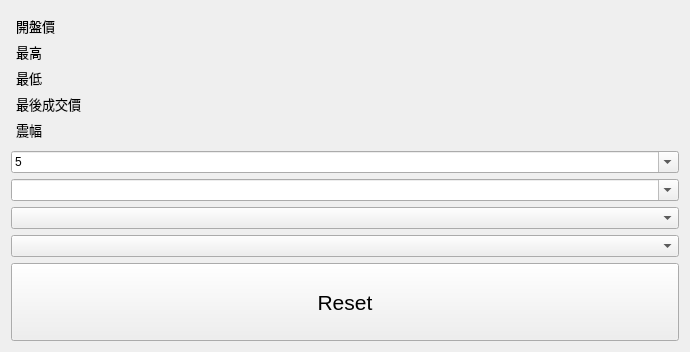
Above: futuresWindowUi.ui from Shawn-lung/firstjob before the change. Below: the same form after it.
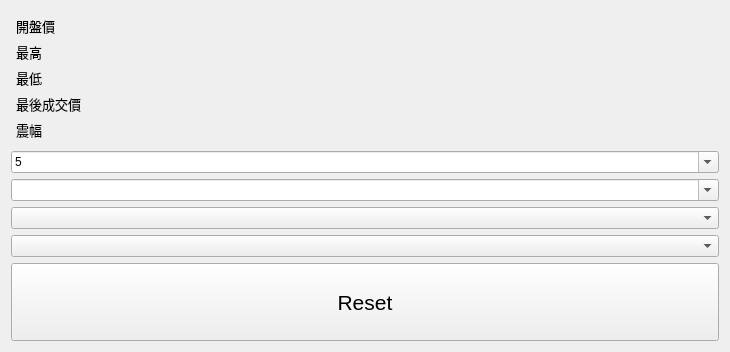
That is the form after the change.

Patch:
```diff
--- a/futuresWindowUi.ui
+++ b/futuresWindowUi.ui
@@ -9,7 +9,7 @@
    <rect>
     <x>0</x>
     <y>0</y>
-    <width>690</width>
+    <width>730</width>
     <height>352</height>
    </rect>
   </property>
```
